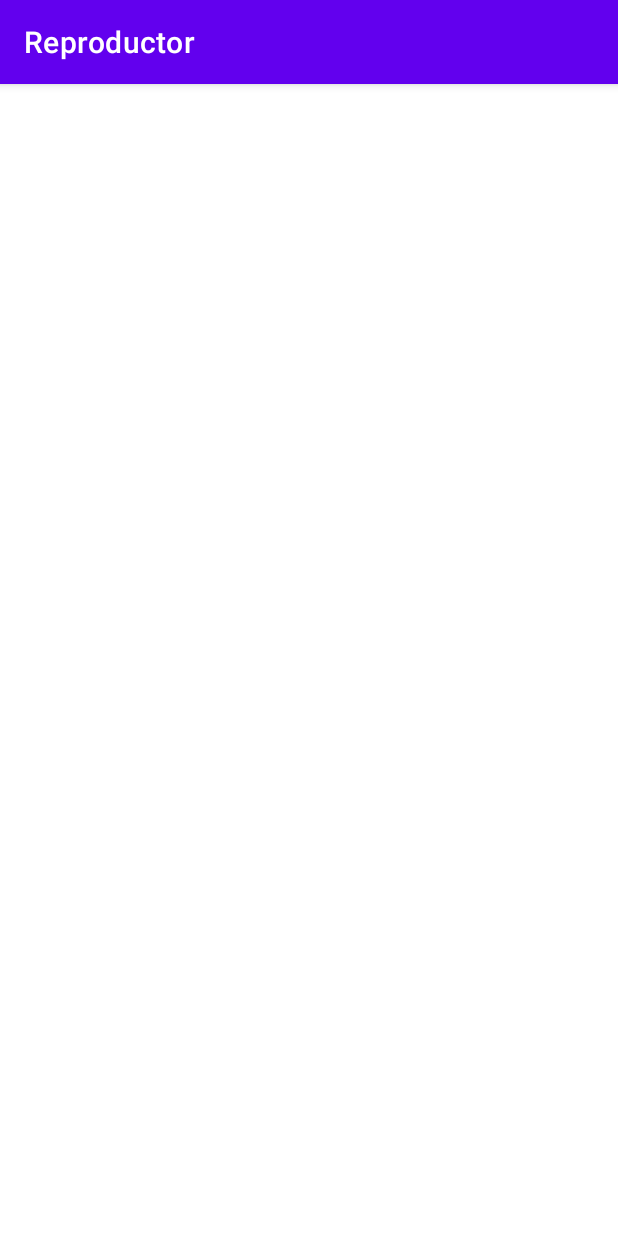
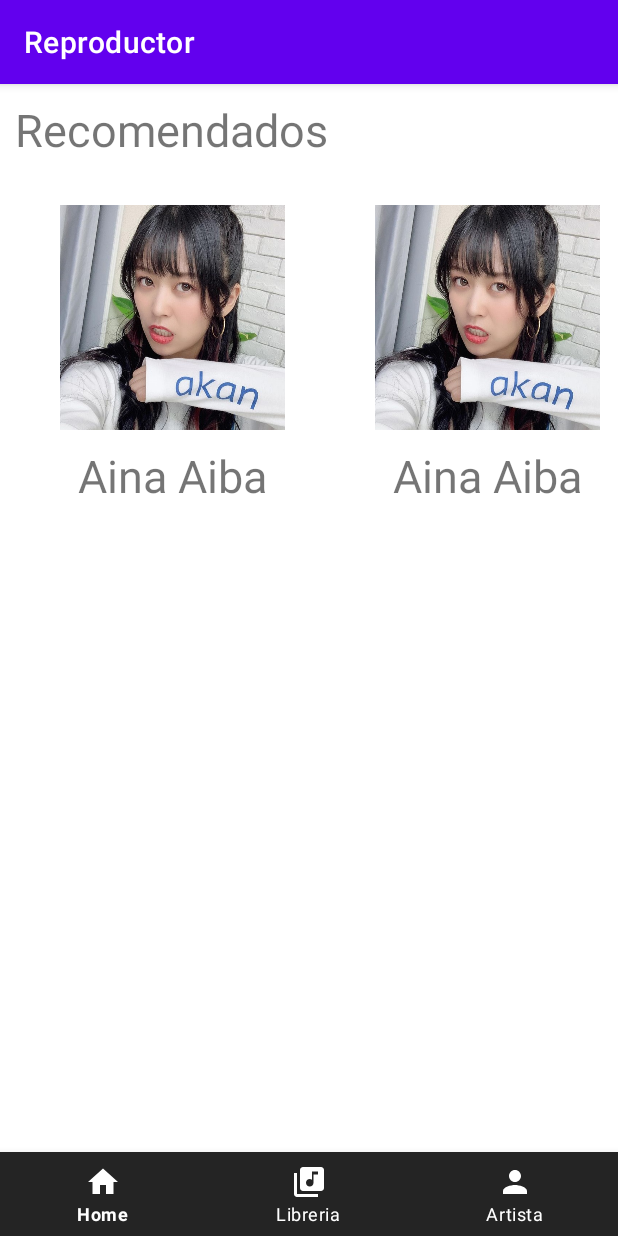
Before and after one commit to Anthony-51/MusicAPP, an Android app: the screen it shows after launch (MainActivity), on a phone screen of 412 x 824 dp. Run offline under Robolectric (Android 15) with nearby library versions, the phone set to English and light mode, and no system bars.

Commit message:
Barra de navegacion creada

```diff
--- a/app/build.gradle
+++ b/app/build.gradle
@@ -26,6 +26,10 @@ android {
         sourceCompatibility JavaVersion.VERSION_1_8
         targetCompatibility JavaVersion.VERSION_1_8
     }
+        buildFeatures{
+            viewBinding = true
+        }
+
 }
 
 dependencies {
@@ -33,7 +37,11 @@ dependencies {
     implementation 'androidx.appcompat:appcompat:1.2.0'
     implementation 'com.google.android.material:material:1.3.0'
     implementation 'androidx.constraintlayout:constraintlayout:2.0.4'
+    implementation 'androidx.legacy:legacy-support-v4:1.0.0'
+    implementation 'androidx.navigation:navigation-fragment:2.2.2'
+    implementation 'androidx.navigation:navigation-ui:2.2.2'
     testImplementation 'junit:junit:4.+'
     androidTestImplementation 'androidx.test.ext:junit:1.1.2'
     androidTestImplementation 'androidx.test.espresso:espresso-core:3.3.0'
+
 }
--- a/app/src/main/java/com/example/reproductor/MainActivity.java
+++ b/app/src/main/java/com/example/reproductor/MainActivity.java
@@ -1,23 +1,18 @@
 package com.example.reproductor;
 
 import androidx.appcompat.app.AppCompatActivity;
-import androidx.recyclerview.widget.GridLayoutManager;
 import androidx.recyclerview.widget.RecyclerView;
 
 import android.os.Bundle;
-import android.util.Log;
+
+import com.example.reproductor.databinding.ActivityMainBinding;
 
 public class MainActivity extends AppCompatActivity {
-    RecyclerView recyclerView;
-    RecyclerView.LayoutManager gridLayout;
+    private ActivityMainBinding binding;
     @Override
     protected void onCreate(Bundle savedInstanceState) {
         super.onCreate(savedInstanceState);
-        setContentView(R.layout.activity_main);
-
-        recyclerView = (RecyclerView) findViewById(R.id.recyclerMain);
-        gridLayout = new GridLayoutManager(getApplicationContext(),2);
-        Log.e("context", "" + getApplicationContext());
-        Log.e("context", "" + this);
+        binding = ActivityMainBinding.inflate(getLayoutInflater());
+        setContentView(binding.getRoot());
     }
 }
--- /dev/null
+++ b/app/src/main/java/com/example/reproductor/firstRowAdapter.java
@@ -0,0 +1,42 @@
+package com.example.reproductor;
+
+import android.view.LayoutInflater;
+import android.view.View;
+import android.view.ViewGroup;
+import android.widget.ImageView;
+import android.widget.TextView;
+
+import androidx.annotation.NonNull;
+import androidx.recyclerview.widget.RecyclerView;
+
+public class firstRowAdapter extends RecyclerView.Adapter<firstRowAdapter.ViewHolder> {
+
+    public firstRowAdapter() {
+    }
+
+    @NonNull
+    @Override
+    public ViewHolder onCreateViewHolder(@NonNull ViewGroup parent, int viewType) {
+        View view = LayoutInflater.from(parent.getContext()).inflate(R.layout.row_main,parent,false);
+        return new ViewHolder(view);
+    }
+
+    @Override
+    public void onBindViewHolder(@NonNull ViewHolder holder, int position) {
+    }
+
+    @Override
+    public int getItemCount() {
+        return 6;
+    }
+
+    public class ViewHolder extends RecyclerView.ViewHolder {
+        ImageView image;
+        TextView textView;
+        public ViewHolder(@NonNull View itemView) {
+            super(itemView);
+            image = itemView.findViewById(R.id.imageRecycler);
+            textView = itemView.findViewById(R.id.textRecycler);
+        }
+    }
+}
--- /dev/null
+++ b/app/src/main/java/com/example/reproductor/gridFragmentRecycler.java
@@ -0,0 +1,78 @@
+package com.example.reproductor;
+
+import android.os.Bundle;
+
+import androidx.fragment.app.Fragment;
+import androidx.recyclerview.widget.GridLayoutManager;
+import androidx.recyclerview.widget.LinearLayoutManager;
+import androidx.recyclerview.widget.RecyclerView;
+
+import android.view.LayoutInflater;
+import android.view.View;
+import android.view.ViewGroup;
+
+/**
+ * A simple {@link Fragment} subclass.
+ * Use the {@link gridFragmentRecycler#newInstance} factory method to
+ * create an instance of this fragment.
+ */
+public class gridFragmentRecycler extends Fragment {
+
+    // TODO: Rename parameter arguments, choose names that match
+    // the fragment initialization parameters, e.g. ARG_ITEM_NUMBER
+    private static final String ARG_PARAM1 = "param1";
+    private static final String ARG_PARAM2 = "param2";
+    private RecyclerView recyclerView;
+    private RecyclerView.LayoutManager gridLayout;
+    private firstRowAdapter rowAdapter;
+
+    // TODO: Rename and change types of parameters
+    private String mParam1;
+    private String mParam2;
+
+    public gridFragmentRecycler() {
+        // Required empty public constructor
+    }
+
+    /**
+     * Use this factory method to create a new instance of
+     * this fragment using the provided parameters.
+     *
+     * @param param1 Parameter 1.
+     * @param param2 Parameter 2.
+     * @return A new instance of fragment gridFragmentRecycler.
+     */
+    // TODO: Rename and change types and number of parameters
+    public static gridFragmentRecycler newInstance(String param1, String param2) {
+        gridFragmentRecycler fragment = new gridFragmentRecycler();
+        Bundle args = new Bundle();
+        args.putString(ARG_PARAM1, param1);
+        args.putString(ARG_PARAM2, param2);
+        fragment.setArguments(args);
+        return fragment;
+    }
+
+    @Override
+    public void onCreate(Bundle savedInstanceState) {
+        super.onCreate(savedInstanceState);
+        if (getArguments() != null) {
+            mParam1 = getArguments().getString(ARG_PARAM1);
+            mParam2 = getArguments().getString(ARG_PARAM2);
+        }
+
+
+    }
+
+    @Override
+    public View onCreateView(LayoutInflater inflater, ViewGroup container,
+                             Bundle savedInstanceState) {
+        View view = inflater.inflate(R.layout.fragment_grid_recycler, container, false);
+        gridLayout = new GridLayoutManager(getContext(), 1, LinearLayoutManager.HORIZONTAL, false);
+        recyclerView = (RecyclerView) view.findViewById(R.id.firstRown);
+        recyclerView.setLayoutManager(gridLayout);
+
+        rowAdapter = new firstRowAdapter();
+        recyclerView.setAdapter(rowAdapter);
+        return view;
+    }
+}
--- /dev/null
+++ b/app/src/main/res/drawable/ic_artist.xml
@@ -0,0 +1,5 @@
+<vector android:height="24dp" android:tint="#FFFFFF"
+    android:viewportHeight="24" android:viewportWidth="24"
+    android:width="24dp" xmlns:android="http://schemas.android.com/apk/res/android">
+    <path android:fillColor="@android:color/white" android:pathData="M12,12c2.21,0 4,-1.79 4,-4s-1.79,-4 -4,-4 -4,1.79 -4,4 1.79,4 4,4zM12,14c-2.67,0 -8,1.34 -8,4v2h16v-2c0,-2.66 -5.33,-4 -8,-4z"/>
+</vector>
--- /dev/null
+++ b/app/src/main/res/drawable/ic_home.xml
@@ -0,0 +1,5 @@
+<vector android:height="24dp" android:tint="#FFFFFF"
+    android:viewportHeight="24" android:viewportWidth="24"
+    android:width="24dp" xmlns:android="http://schemas.android.com/apk/res/android">
+    <path android:fillColor="@android:color/white" android:pathData="M10,20v-6h4v6h5v-8h3L12,3 2,12h3v8z"/>
+</vector>
--- /dev/null
+++ b/app/src/main/res/drawable/ic_ibrary_music.xml
@@ -0,0 +1,5 @@
+<vector android:height="24dp" android:tint="#FFFFFF"
+    android:viewportHeight="24" android:viewportWidth="24"
+    android:width="24dp" xmlns:android="http://schemas.android.com/apk/res/android">
+    <path android:fillColor="@android:color/white" android:pathData="M20,2L8,2c-1.1,0 -2,0.9 -2,2v12c0,1.1 0.9,2 2,2h12c1.1,0 2,-0.9 2,-2L22,4c0,-1.1 -0.9,-2 -2,-2zM18,7h-3v5.5c0,1.38 -1.12,2.5 -2.5,2.5S10,13.88 10,12.5s1.12,-2.5 2.5,-2.5c0.57,0 1.08,0.19 1.5,0.51L14,5h4v2zM4,6L2,6v14c0,1.1 0.9,2 2,2h14v-2L4,20L4,6z"/>
+</vector>
--- a/app/src/main/res/layout/activity_main.xml
+++ b/app/src/main/res/layout/activity_main.xml
@@ -1,16 +1,29 @@
 <?xml version="1.0" encoding="utf-8"?>
-<LinearLayout xmlns:android="http://schemas.android.com/apk/res/android"
+<androidx.coordinatorlayout.widget.CoordinatorLayout xmlns:android="http://schemas.android.com/apk/res/android"
     xmlns:app="http://schemas.android.com/apk/res-auto"
     xmlns:tools="http://schemas.android.com/tools"
     android:layout_width="match_parent"
     android:layout_height="match_parent"
-    tools:context=".MainActivity">
+    tools:context=".MainActivity"
+    android:orientation="vertical">
 
-    <androidx.recyclerview.widget.RecyclerView
-        android:id="@+id/recyclerMain"
+    <fragment
+        android:id="@+id/firstFragment"
         android:layout_width="match_parent"
-        android:layout_height="match_parent"
+        android:layout_height="wrap_content"
+        android:name="com.example.reproductor.gridFragmentRecycler"
+        tools:layout="@layout/fragment_grid_recycler"
         android:layout_margin="10dp"
         />
 
-</LinearLayout>
+    <com.google.android.material.bottomnavigation.BottomNavigationView
+        android:id="@+id/buttonNav"
+        android:layout_width="match_parent"
+        android:layout_height="wrap_content"
+        android:layout_gravity="bottom"
+        android:background="#242424"
+        app:itemIconTint="#ffffff"
+        app:itemTextColor="#ffffff"
+        app:menu="@menu/main_menu" />
+
+</androidx.coordinatorlayout.widget.CoordinatorLayout>
--- /dev/null
+++ b/app/src/main/res/layout/fragment_grid_recycler.xml
@@ -0,0 +1,29 @@
+<?xml version="1.0" encoding="utf-8"?>
+<FrameLayout xmlns:android="http://schemas.android.com/apk/res/android"
+    xmlns:tools="http://schemas.android.com/tools"
+    android:layout_width="match_parent"
+    android:layout_height="wrap_content"
+    xmlns:app="http://schemas.android.com/apk/res-auto"
+    tools:context=".gridFragmentRecycler">
+
+    <!-- TODO: Update blank fragment layout -->
+    <LinearLayout
+        android:layout_width="match_parent"
+        android:layout_height="wrap_content"
+        android:orientation="vertical">
+        <TextView
+            android:layout_width="match_parent"
+            android:layout_height="wrap_content"
+            android:text="Recomendados"
+            android:textSize="30dp"
+            android:layout_marginBottom="30px"/>
+
+        <androidx.recyclerview.widget.RecyclerView
+            android:id="@+id/firstRown"
+            android:layout_width="match_parent"
+            android:layout_height="wrap_content"/>
+
+    </LinearLayout>
+
+
+</FrameLayout>
--- /dev/null
+++ b/app/src/main/res/layout/row_main.xml
@@ -0,0 +1,35 @@
+<?xml version="1.0" encoding="utf-8"?>
+<FrameLayout
+    xmlns:android="http://schemas.android.com/apk/res/android"
+    android:layout_width="wrap_content"
+    android:layout_height="wrap_content"
+    android:orientation="horizontal"
+    >
+
+    <LinearLayout
+        android:layout_width="wrap_content"
+        android:layout_height="wrap_content"
+        android:orientation="vertical"
+        android:layout_margin="10dp"
+        android:paddingHorizontal="20dp"
+        android:gravity="center">
+
+        <ImageView
+            android:id="@+id/imageRecycler"
+            android:layout_width="150dp"
+            android:layout_height="150dp"
+            android:scaleType="fitCenter"
+            android:src="@drawable/ainaaiba" />
+
+        <TextView
+            android:id="@+id/textRecycler"
+            android:layout_width="wrap_content"
+            android:layout_height="wrap_content"
+            android:layout_gravity="center"
+            android:layout_marginTop="10dp"
+            android:text="Aina Aiba"
+            android:textSize="30dp" />
+
+    </LinearLayout>
+
+</FrameLayout>
--- /dev/null
+++ b/app/src/main/res/menu/main_menu.xml
@@ -0,0 +1,12 @@
+<?xml version="1.0" encoding="utf-8"?>
+<menu xmlns:android="http://schemas.android.com/apk/res/android">
+    <item android:id="@+id/home"
+        android:title="Home"
+        android:icon="@drawable/ic_home"/>
+    <item android:id="@+id/Library"
+        android:title="Libreria"
+        android:icon="@drawable/ic_ibrary_music"/>
+    <item android:id="@+id/artist"
+        android:title="Artista"
+        android:icon="@drawable/ic_artist"/>
+</menu>
--- a/app/src/main/res/values/strings.xml
+++ b/app/src/main/res/values/strings.xml
@@ -1,3 +1,5 @@
 <resources>
     <string name="app_name">Reproductor</string>
+    <!-- TODO: Remove or change this placeholder text -->
+    <string name="hello_blank_fragment">Hello blank fragment</string>
 </resources>
```
Also changed, not shown: app/src/main/ic_artist-playstore.png (added), app/src/main/ic_home-playstore.png (added), app/src/main/res/drawable-v24/aiba.jpg (added), app/src/main/res/drawable-v24/ainaaiba.jpg (added).
